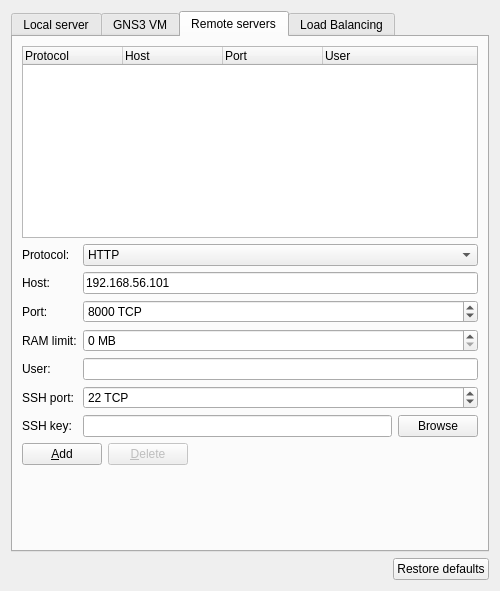
Before: the Qt Designer form gns3/ui/server_preferences_page.ui in GNS3/gns3-gui, drawn with Qt 5.
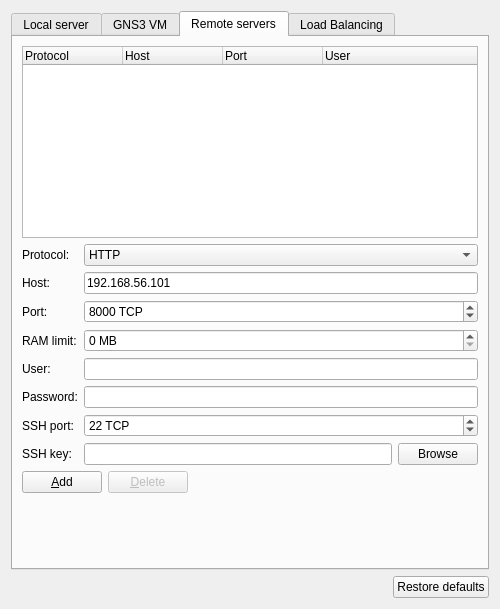
After: the same form once the commit is applied. The open tabs and pages were chosen to show the change.

Commit message:
Basic auth support for remote servers
Fix #391

Diff of the .ui file:
```diff
--- a/gns3/ui/server_preferences_page.ui
+++ b/gns3/ui/server_preferences_page.ui
@@ -7,7 +7,7 @@
     <x>0</x>
     <y>0</y>
     <width>500</width>
-    <height>591</height>
+    <height>609</height>
    </rect>
   </property>
   <property name="minimumSize">
@@ -424,6 +424,98 @@
        <string>Remote servers</string>
       </attribute>
       <layout class="QGridLayout" name="gridLayout_5">
+       <item row="5" column="0">
+        <widget class="QLabel" name="uiRemoteServerUserLabel">
+         <property name="text">
+          <string>User:</string>
+         </property>
+        </widget>
+       </item>
+       <item row="5" column="1">
+        <widget class="QLineEdit" name="uiRemoteServerUserLineEdit">
+         <property name="sizePolicy">
+          <sizepolicy hsizetype="Expanding" vsizetype="Fixed">
+           <horstretch>0</horstretch>
+           <verstretch>0</verstretch>
+          </sizepolicy>
+         </property>
+        </widget>
+       </item>
+       <item row="7" column="0">
+        <widget class="QLabel" name="uiRemoteServerSSHPortLabel">
+         <property name="text">
+          <string>SSH port:</string>
+         </property>
+        </widget>
+       </item>
+       <item row="8" column="0">
+        <widget class="QLabel" name="uiRemoteServerSSHKeyLabel">
+         <property name="text">
+          <string>SSH key:</string>
+         </property>
+        </widget>
+       </item>
+       <item row="8" column="1">
+        <layout class="QHBoxLayout" name="uiRemoteServerSSHKeyHorizontalLayout">
+         <item>
+          <widget class="QLineEdit" name="uiRemoteServerSSHKeyLineEdit"/>
+         </item>
+         <item>
+          <widget class="QPushButton" name="uiRemoteServerSSHKeyPushButton">
+           <property name="text">
+            <string>Browse</string>
+           </property>
+          </widget>
+         </item>
+        </layout>
+       </item>
+       <item row="9" column="0" colspan="2">
+        <layout class="QHBoxLayout" name="horizontalLayout_3">
+         <item>
+          <widget class="QPushButton" name="uiAddRemoteServerPushButton">
+           <property name="text">
+            <string>&amp;Add</string>
+           </property>
+          </widget>
+         </item>
+         <item>
+          <widget class="QPushButton" name="uiDeleteRemoteServerPushButton">
+           <property name="enabled">
+            <bool>false</bool>
+           </property>
+           <property name="text">
+            <string>&amp;Delete</string>
+           </property>
+          </widget>
+         </item>
+         <item>
+          <spacer name="horizontalSpacer_2">
+           <property name="orientation">
+            <enum>Qt::Horizontal</enum>
+           </property>
+           <property name="sizeHint" stdset="0">
+            <size>
+             <width>206</width>
+             <height>20</height>
+            </size>
+           </property>
+          </spacer>
+         </item>
+        </layout>
+       </item>
+       <item row="10" column="0" colspan="2">
+        <spacer name="spacer_2">
+         <property name="orientation">
+          <enum>Qt::Vertical</enum>
+         </property>
+         <property name="sizeHint" stdset="0">
+          <size>
+           <width>390</width>
+           <height>12</height>
+          </size>
+         </property>
+        </spacer>
+       </item>
        <item row="0" column="0" colspan="2">
         <widget class="QTreeWidget" name="uiRemoteServersTreeWidget">
          <property name="columnCount">
@@ -546,31 +638,7 @@
          </property>
         </widget>
        </item>
-       <item row="5" column="0">
-        <widget class="QLabel" name="uiRemoteServerUserLabel">
-         <property name="text">
-          <string>User:</string>
-         </property>
-        </widget>
-       </item>
-       <item row="5" column="1">
-        <widget class="QLineEdit" name="uiRemoteServerUserLineEdit">
-         <property name="sizePolicy">
-          <sizepolicy hsizetype="Expanding" vsizetype="Fixed">
-           <horstretch>0</horstretch>
-           <verstretch>0</verstretch>
-          </sizepolicy>
-         </property>
-        </widget>
-       </item>
-       <item row="6" column="0">
-        <widget class="QLabel" name="uiRemoteServerSSHPortLabel">
-         <property name="text">
-          <string>SSH port:</string>
-         </property>
-        </widget>
-       </item>
-       <item row="6" column="1">
+       <item row="7" column="1">
         <widget class="QSpinBox" name="uiRemoteServerSSHPortSpinBox">
          <property name="sizePolicy">
           <sizepolicy hsizetype="Expanding" vsizetype="Fixed">
@@ -589,73 +657,25 @@
          </property>
         </widget>
        </item>
-       <item row="7" column="0">
-        <widget class="QLabel" name="uiRemoteServerSSHKeyLabel">
+       <item row="6" column="1">
+        <widget class="QLineEdit" name="uiRemoteServerPasswordLineEdit">
+         <property name="inputMethodHints">
+          <set>Qt::ImhHiddenText|Qt::ImhNoAutoUppercase|Qt::ImhNoPredictiveText|Qt::ImhSensitiveData</set>
+         </property>
          <property name="text">
-          <string>SSH key:</string>
+          <string/>
          </property>
+         <property name="echoMode">
+          <enum>QLineEdit::Password</enum>
+         </property>
         </widget>
        </item>
-       <item row="7" column="1">
-        <layout class="QHBoxLayout" name="uiRemoteServerSSHKeyHorizontalLayout">
-         <item>
-          <widget class="QLineEdit" name="uiRemoteServerSSHKeyLineEdit"/>
-         </item>
-         <item>
-          <widget class="QPushButton" name="uiRemoteServerSSHKeyPushButton">
-           <property name="text">
-            <string>Browse</string>
-           </property>
-          </widget>
-         </item>
-        </layout>
-       </item>
-       <item row="8" column="0" colspan="2">
-        <layout class="QHBoxLayout" name="horizontalLayout_3">
-         <item>
-          <widget class="QPushButton" name="uiAddRemoteServerPushButton">
-           <property name="text">
-            <string>&amp;Add</string>
-           </property>
-          </widget>
-         </item>
-         <item>
-          <widget class="QPushButton" name="uiDeleteRemoteServerPushButton">
-           <property name="enabled">
-            <bool>false</bool>
-           </property>
-           <property name="text">
-            <string>&amp;Delete</string>
-           </property>
-          </widget>
-         </item>
-         <item>
-          <spacer name="horizontalSpacer_2">
-           <property name="orientation">
-            <enum>Qt::Horizontal</enum>
-           </property>
-           <property name="sizeHint" stdset="0">
-            <size>
-             <width>206</width>
-             <height>20</height>
-            </size>
-           </property>
-          </spacer>
-         </item>
-        </layout>
-       </item>
-       <item row="9" column="0" colspan="2">
-        <spacer name="spacer_2">
-         <property name="orientation">
-          <enum>Qt::Vertical</enum>
+       <item row="6" column="0">
+        <widget class="QLabel" name="uiRemoteServerPasswordLabel">
+         <property name="text">
+          <string>Password:</string>
          </property>
-         <property name="sizeHint" stdset="0">
-          <size>
-           <width>390</width>
-           <height>12</height>
-          </size>
-         </property>
-        </spacer>
+        </widget>
        </item>
       </layout>
       <zorder>uiRemoteServerProtocolComboBox</zorder>
```
Left out of the diff: 12 changed lines with no effect on the pictures. The commit also changes 5 other files.
